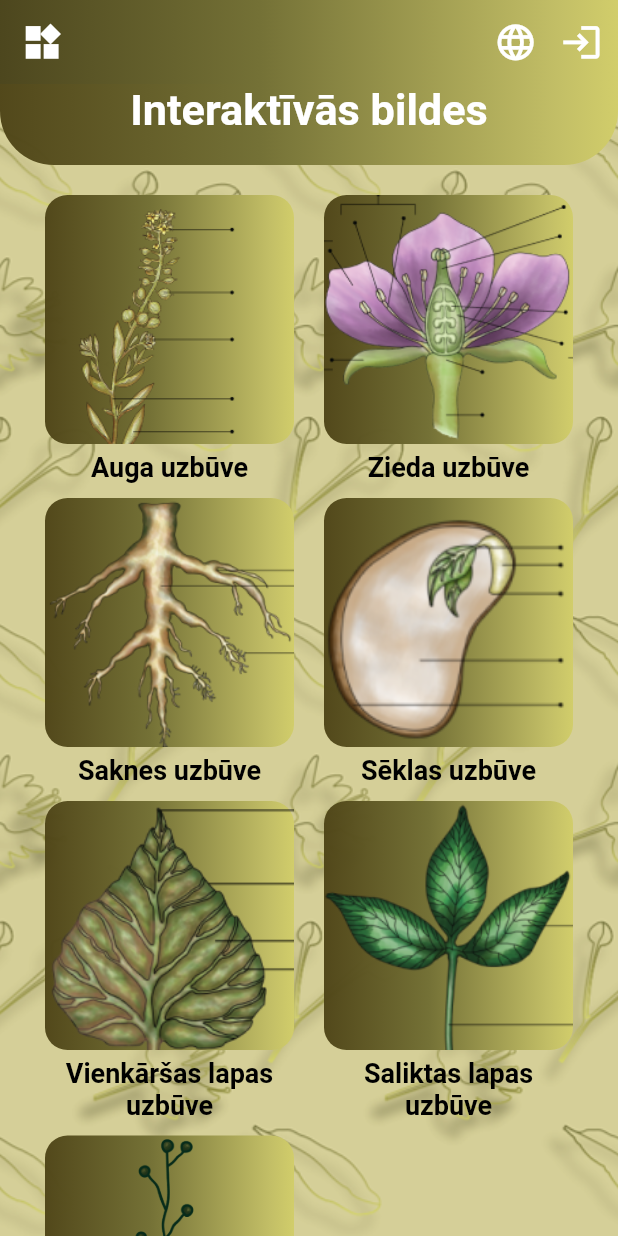
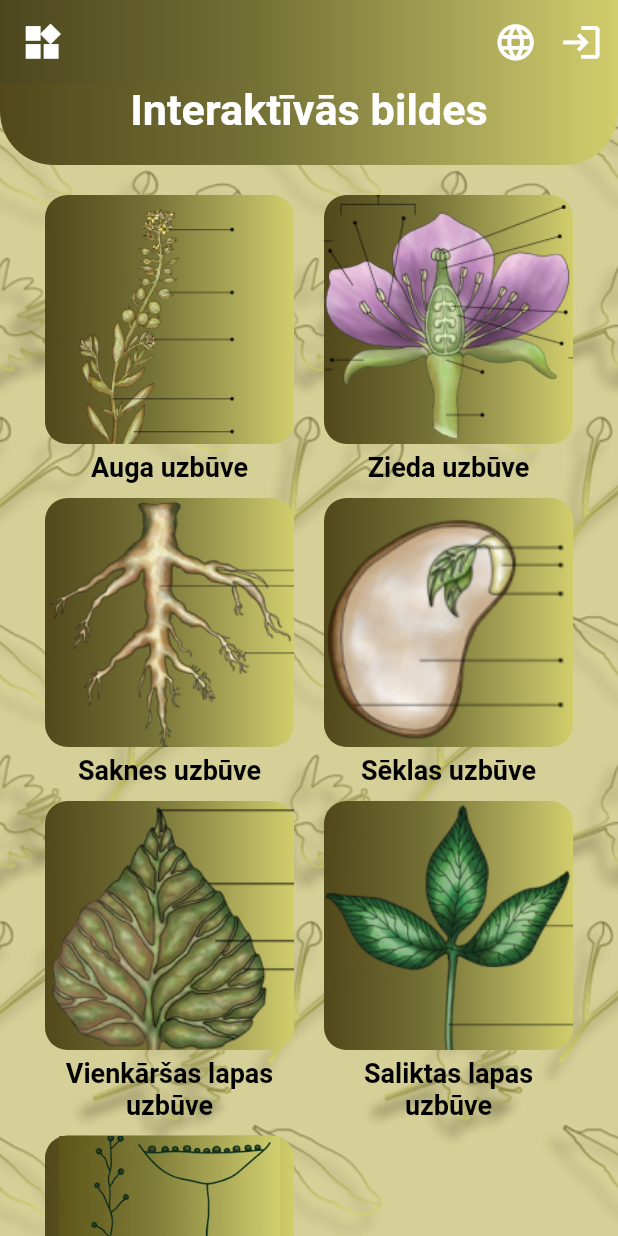
Before and after one commit to r-smolonskij/imds-flutter-app, a Flutter app: the InteractivePhotosListScreen widget shown alone on an empty page, opened directly, on a phone screen of 412 x 824 dp. Run offline on Flutter 3.47's test engine with Material 2 defaults, Android fonts, the phone set to English and light mode, and no system bars; our stand-ins replace connectivity, objectbox, sqflite; accounts and stored records are empty; key blocks and very long unbroken strings in the code were emptied for the run.

Commit message:
Ziedkopas list image update

```diff
--- a/lib/views/InteractivePhotos/InteractivePhotosListScreen.dart
+++ b/lib/views/InteractivePhotos/InteractivePhotosListScreen.dart
@@ -120,9 +120,9 @@ class _InteractivePhotosListScreenState
                   ],
                 ),
                 SingleImage(
-                  imageTitle: "ziedkopa_1.png",
+                  imageTitle: "Ziedkopas_main.png",
                   title: "Ziedkopas",
-                  originalImageTitle: "ziedkopa_1.png",
+                  originalImageTitle: "Ziedkopas_main.png",
                   onPress: () => {
                     Navigator.push(
                       context,
@@ -206,7 +206,10 @@ class SingleImage extends StatelessWidget {
                         width: MediaQuery.of(context).size.width / 2 - 40,
                         fit: BoxFit.contain,
                       )
-                    : null,
+                    : Container(
+                        height: MediaQuery.of(context).size.width / 2 - 40,
+                        width: MediaQuery.of(context).size.width / 2 - 40,
+                      ),
               ),
               SizedBox(
                 height: 5,
--- a/lib/views/InteractivePhotos/ZiedkopasPhotosListScreen.dart
+++ b/lib/views/InteractivePhotos/ZiedkopasPhotosListScreen.dart
@@ -15,6 +15,7 @@ class _ZiedkopasPhotosListScreenState extends State<ZiedkopasPhotosListScreen> {
   Widget build(BuildContext context) {
     return DefaultView(
       title: "Ziedkopas",
+      goBack: true,
       child: Column(
         children: [
           Padding(
```
Also changed, not shown: assets/interactive_images/Ziedkopas_main.png (added), 1 other file.
